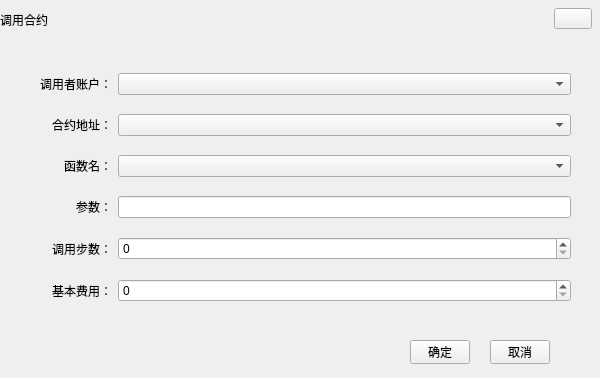
Old version of the form ChainIDE/custom/CallContractWidgetHX.ui in the repository HcashOrg/HX-IDE.
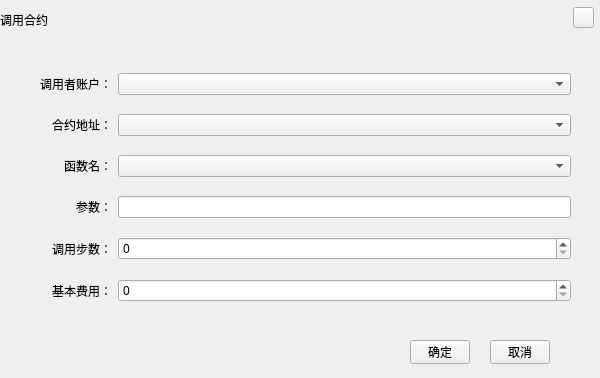
New version of the form.

```diff
--- a/ChainIDE/custom/CallContractWidgetHX.ui
+++ b/ChainIDE/custom/CallContractWidgetHX.ui
@@ -29,9 +29,9 @@
   <widget class="QToolButton" name="closeBtn">
    <property name="geometry">
     <rect>
-     <x>554</x>
-     <y>8</y>
-     <width>38</width>
+     <x>573</x>
+     <y>7</y>
+     <width>21</width>
      <height>21</height>
     </rect>
    </property>
```
